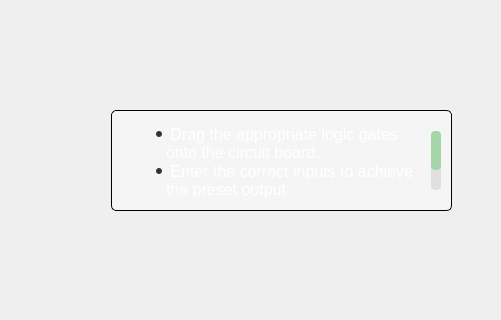
Before: the Qt Designer form LevelsView.ui in AhmedZ70/BitWise-EducationalApp, drawn with Qt 5; both pictures show x 799 to 1300 and y 90 to 410 of the 1300 by 800 pixel window.
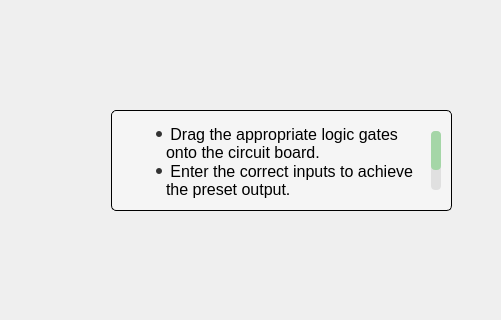
After: the same form once the commit is applied. Icons and pictures are not drawn. Custom widgets are drawn as their Qt base class.

```diff
--- a/LevelsView.ui
+++ b/LevelsView.ui
@@ -3546,9 +3546,9 @@
 li.checked::marker { content: &quot;\2612&quot;; }
 &lt;/style&gt;&lt;/head&gt;&lt;body style=&quot; font-family:'Segoe UI'; font-size:12pt; font-weight:400; font-style:normal;&quot;&gt;
 &lt;ul style=&quot;margin-top: 0px; margin-bottom: 0px; margin-left: 0px; margin-right: 0px; -qt-list-indent: 1;&quot;&gt;
-&lt;li style=&quot; margin-top:12px; margin-bottom:0px; margin-left:0px; margin-right:0px; -qt-block-indent:0; text-indent:0px;&quot;&gt;&lt;span style=&quot; color:#ffffff;&quot;&gt; Drag the appropriate logic gates onto the circuit board.&lt;/span&gt;&lt;/li&gt;
-&lt;li style=&quot; color:#ffffff;&quot; style=&quot; margin-top:0px; margin-bottom:0px; margin-left:0px; margin-right:0px; -qt-block-indent:0; text-indent:0px;&quot;&gt; Enter the correct inputs to achieve the preset output.&lt;/li&gt;
-&lt;li style=&quot; color:#ffffff;&quot; style=&quot; margin-top:0px; margin-bottom:12px; margin-left:0px; margin-right:0px; -qt-block-indent:0; text-indent:0px;&quot;&gt; Test your configuration by pressing &amp;quot;GO&amp;quot;.&lt;/li&gt;&lt;/ul&gt;&lt;/body&gt;&lt;/html&gt;</string>
+&lt;li style=&quot; margin-top:12px; margin-bottom:0px; margin-left:0px; margin-right:0px; -qt-block-indent:0; text-indent:0px;&quot;&gt;&lt;span style=&quot; color:#000000;&quot;&gt; Drag the appropriate logic gates onto the circuit board.&lt;/span&gt;&lt;/li&gt;
+&lt;li style=&quot; color:#000000;&quot; style=&quot; margin-top:0px; margin-bottom:0px; margin-left:0px; margin-right:0px; -qt-block-indent:0; text-indent:0px;&quot;&gt; Enter the correct inputs to achieve the preset output.&lt;/li&gt;
+&lt;li style=&quot; color:#000000;&quot; style=&quot; margin-top:0px; margin-bottom:12px; margin-left:0px; margin-right:0px; -qt-block-indent:0; text-indent:0px;&quot;&gt; Test your configuration by pressing &amp;quot;GO&amp;quot;.&lt;/li&gt;&lt;/ul&gt;&lt;/body&gt;&lt;/html&gt;</string>
      </property>
     </widget>
    </widget>
```
Left out of the diff: 3 changed lines with no effect on the pictures.
